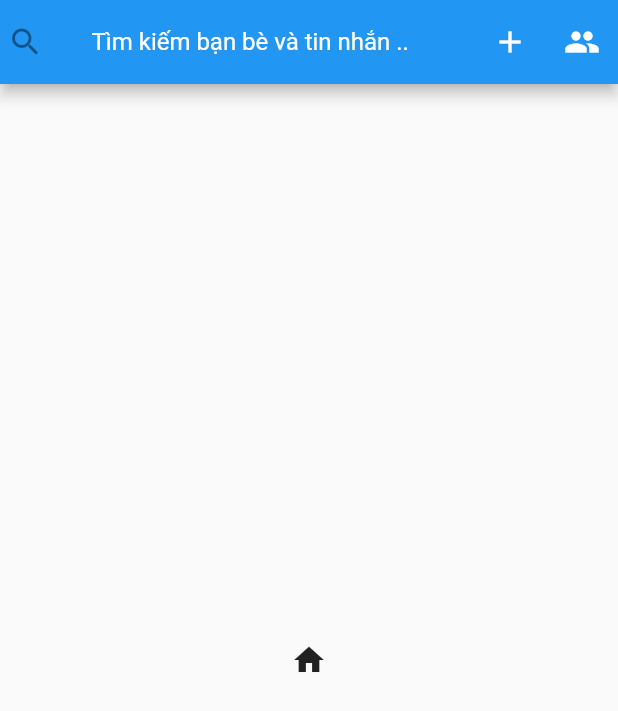
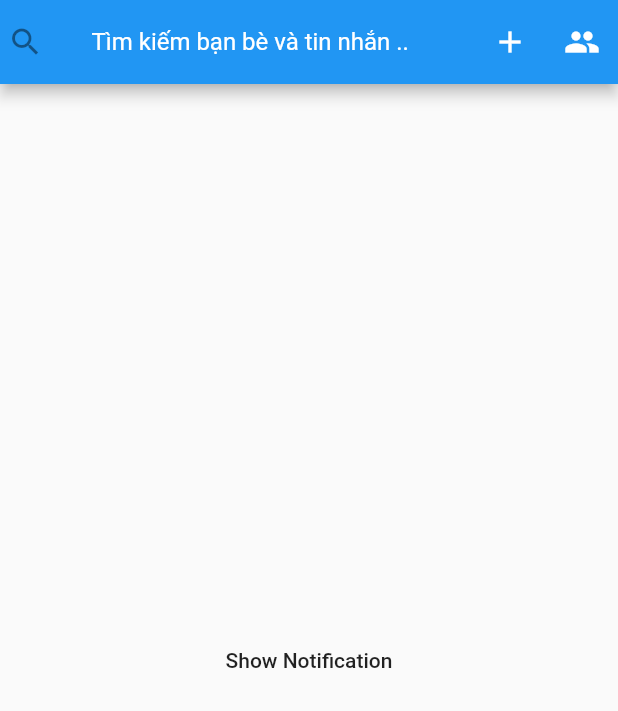
Before and after one commit to giaphong/Zalo, a Flutter app: the Group screen opened directly, on a phone screen of 412 x 824 dp. Shown: the top 711 px of the screen. Run offline on Flutter 3.47's test engine with Material 2 defaults, Android fonts, the phone set to English and light mode, and no system bars; our stand-ins replace flutter_local_notifications.

Commit message:
Fix Notification Local

```diff
--- a/lib/screen/home/tabs_bottom/group.dart
+++ b/lib/screen/home/tabs_bottom/group.dart
@@ -1,4 +1,5 @@
 import 'package:flutter/material.dart';
+import 'package:flutter_local_notifications/flutter_local_notifications.dart';
 
 class Group extends StatefulWidget {
   Group({Key key}) : super(key: key);
@@ -13,6 +14,46 @@ class Group extends StatefulWidget {
 class GroupState extends State<Group> {
 
   PopupMenuGroup _selectedChoices = choices[0];
+  FlutterLocalNotificationsPlugin flutterLocalNotificationsPlugin = new FlutterLocalNotificationsPlugin();
+
+  @override
+  void initState() {
+    // TODO: implement initState
+    super.initState();
+    var initializationSettingsAndroid =
+    new AndroidInitializationSettings('app_icon');
+    var initializationSettingsIOS = new IOSInitializationSettings();
+    var initializationSettings = new InitializationSettings(
+        initializationSettingsAndroid, initializationSettingsIOS);
+    flutterLocalNotificationsPlugin.initialize(initializationSettings,
+        onSelectNotification: onSelectNotification);
+  }
+
+  Future onSelectNotification(String payload) async {
+    if (payload != null) {
+      debugPrint('No: ' + payload);
+    }
+//    await Navigator.push(
+//      context,
+//      new MaterialPageRoute(builder: (context) => new SecondScreen(payload)),
+//    );
+  }
+
+  int id = 0 ;
+  Future  displayANotification() async{
+    var androidPlatformChannelSpecifics = new AndroidNotificationDetails(
+        'your channel id', 'your channel name', 'your channel description',
+        importance: Importance.Max, priority: Priority.High);
+    var iOSPlatformChannelSpecifics = new IOSNotificationDetails();
+    var platformChannelSpecifics = new NotificationDetails(
+        androidPlatformChannelSpecifics, iOSPlatformChannelSpecifics);
+    await flutterLocalNotificationsPlugin.show(
+        id, 'Zalo Khuyến Mại', '1000 sản phẩm giá không đồng .', platformChannelSpecifics,
+        payload: 'Tham gia đi nào');
+    setState(() {
+      id ++ ;
+    });
+  }
 
   @override
   Widget build(BuildContext context) {
@@ -68,7 +109,13 @@ class GroupState extends State<Group> {
         ),
         body: Container(
           child: Center(
-            child: Icon(_selectedChoices.icon),
+            child: MaterialButton(
+              child: Text('Show Notification'),
+              onPressed: (){
+                displayANotification();
+              },
+            ),
+
           ),
       ),
     );
--- a/pubspec.yaml
+++ b/pubspec.yaml
@@ -22,6 +22,7 @@ dependencies:
   http: ^0.12.0+1
   flutter_launcher_icons: ^0.7.0
   flutter_statusbar: ^0.0.1
+  flutter_local_notifications: ^0.5.1+2
 
 flutter_icons:
   android: true
```
Also changed, not shown: 2 other files.
